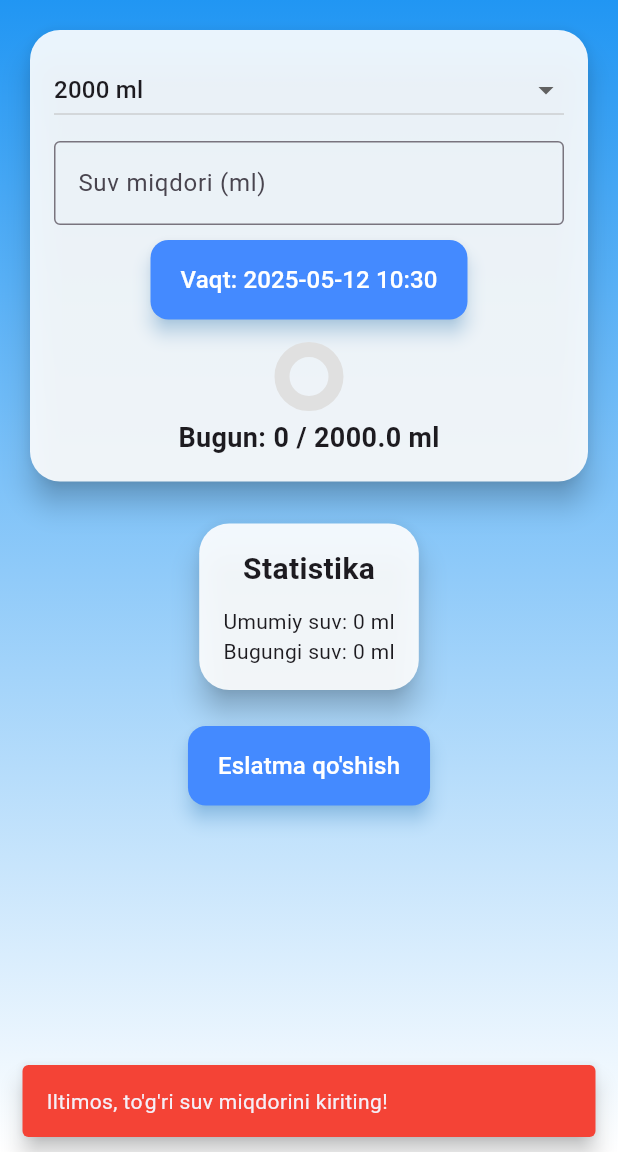
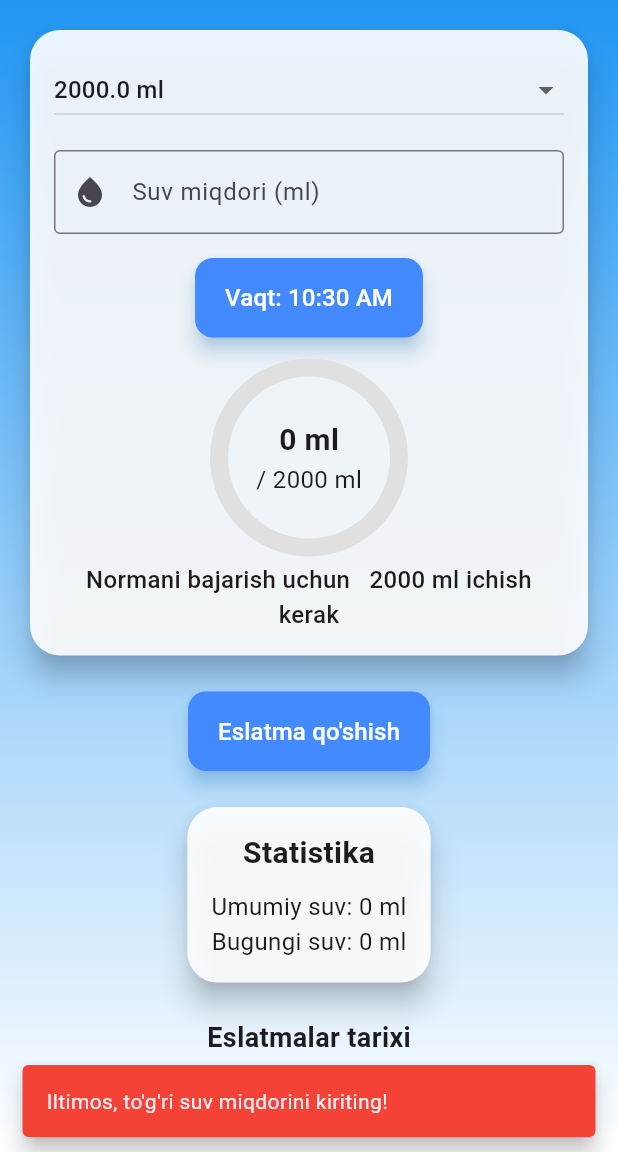
Before and after one commit to Mirzayev/Note_Flutter, a Flutter app: the screen it shows after launch, after a tap on an icon or button, on a phone screen of 412 x 824 dp, the part 84-1236 px from its top. Run offline on Flutter 3.47's test engine with Material 3 defaults, Android fonts, the light colour scheme and no system bars.

Commit message:
second commend

```diff
--- a/lib/main.dart
+++ b/lib/main.dart
@@ -20,7 +20,6 @@ class WaterReminderApp extends StatelessWidget {
               borderRadius: BorderRadius.circular(12),
             ),
             padding: const EdgeInsets.symmetric(horizontal: 20, vertical: 15),
-            // ignore: deprecated_member_use
             shadowColor: Colors.blue.withOpacity(0.5),
             elevation: 5,
           ),
@@ -35,19 +34,15 @@ class WaterReminderPage extends StatefulWidget {
   const WaterReminderPage({super.key});
 
   @override
-  // ignore: library_private_types_in_public_api
   _WaterReminderPageState createState() => _WaterReminderPageState();
 }
 
 class _WaterReminderPageState extends State<WaterReminderPage> {
   final List<Map<String, dynamic>> _reminders = [];
   final TextEditingController _amountController = TextEditingController();
-  final TextEditingController _goalController = TextEditingController(
-    text: '2000',
-  );
   double _dailyGoal = 2000;
-  final List<String> _goalOptions = ['1000', '1500', '2000', '2500', '3000'];
-  DateTime _selectedTime = DateTime.now();
+  final List<double> _goalOptions = [1000, 1500, 2000, 2500, 3000];
+  TimeOfDay _selectedTime = TimeOfDay.now();
 
   void _addReminder() {
     if (_amountController.text.isEmpty ||
@@ -62,13 +57,23 @@ class _WaterReminderPageState extends State<WaterReminderPage> {
       return;
     }
 
+    final now = DateTime.now();
+    final reminderTime = DateTime(
+      now.year,
+      now.month,
+      now.day,
+      _selectedTime.hour,
+      _selectedTime.minute,
+    );
+
     setState(() {
       _reminders.add({
-        'time': _selectedTime,
+        'time': reminderTime,
         'amount': double.parse(_amountController.text),
       });
       _amountController.clear();
     });
+
     ScaffoldMessenger.of(context).showSnackBar(
       const SnackBar(
         content: Text('Eslatma qo\'shildi!'),
@@ -76,15 +81,6 @@ class _WaterReminderPageState extends State<WaterReminderPage> {
         behavior: SnackBarBehavior.floating,
       ),
     );
-  }
-
-  void _updateGoal() {
-    if (_goalController.text.isNotEmpty &&
-        double.tryParse(_goalController.text) != null) {
-      setState(() {
-        _dailyGoal = double.parse(_goalController.text);
-      });
-    }
   }
 
   double _getTotalWater() {
@@ -104,41 +100,37 @@ class _WaterReminderPageState extends State<WaterReminderPage> {
   }
 
   Color _getProgressColor(double progress) {
-    if (progress >= 0.8) return Colors.green;
-    if (progress >= 0.5) return Colors.yellow;
+    if (progress >= 1.0) return Colors.green;
+    if (progress >= 0.7) return Colors.lightGreen;
+    if (progress >= 0.4) return Colors.orange;
     return Colors.red;
   }
 
+  String _getProgressText(double today, double goal) {
+    if (today >= goal) {
+      return 'Normadan ${(today - goal).toStringAsFixed(0)} ml ortiqcha';
+    } else {
+      return 'Normani bajarish uchun   ${(goal - today).toStringAsFixed(0)} ml ichish kerak';
+    }
+  }
+
   Future<void> _selectTime(BuildContext context) async {
-    final DateTime? picked = await showDatePicker(
+    final TimeOfDay? picked = await showTimePicker(
       context: context,
-      initialDate: _selectedTime,
-      firstDate: DateTime.now(),
-      lastDate: DateTime.now().add(const Duration(days: 7)),
+      initialTime: _selectedTime,
     );
     if (picked != null) {
-      final TimeOfDay? time = await showTimePicker(
-        // ignore: use_build_context_synchronously
-        context: context,
-        initialTime: TimeOfDay.fromDateTime(_selectedTime),
-      );
-      if (time != null) {
       setState(() {
-          _selectedTime = DateTime(
-            picked.year,
-            picked.month,
-            picked.day,
-            time.hour,
-            time.minute,
-          );
+        _selectedTime = picked;
       });
-      }
     }
   }
 
   @override
   Widget build(BuildContext context) {
-    double progress = (_getTodayWater() / _dailyGoal).clamp(0.0, 1.0);
+    final todayWater = _getTodayWater();
+    final progress = (todayWater / _dailyGoal).clamp(0.0, 1.0);
+
     return Scaffold(
       appBar: AppBar(
         title: const Text('Suv Ichish Eslatmasi'),
@@ -171,69 +163,95 @@ class _WaterReminderPageState extends State<WaterReminderPage> {
                   shape: RoundedRectangleBorder(
                     borderRadius: BorderRadius.circular(20),
                   ),
-                  // ignore: deprecated_member_use
                   color: Colors.white.withOpacity(0.9),
                   child: Padding(
                     padding: const EdgeInsets.all(16.0),
                     child: Column(
                       children: [
-                        DropdownButton<String>(
-                          value: _goalController.text,
+                        DropdownButton<double>(
+                          value: _dailyGoal,
                           onChanged: (value) {
                             setState(() {
-                              _goalController.text = value!;
-                              _updateGoal();
+                              _dailyGoal = value!;
                             });
                           },
-                          items:
-                              _goalOptions
-                                  .map(
-                                    (goal) => DropdownMenuItem(
+                          items: _goalOptions
+                              .map((goal) => DropdownMenuItem(
                                     value: goal,
                                     child: Text('$goal ml'),
-                                    ),
-                                  )
+                                  ))
                               .toList(),
                           isExpanded: true,
                           hint: const Text('Kunlik maqsad'),
                         ),
-                        const SizedBox(height: 10),
+                        const SizedBox(height: 16),
                         TextField(
                           controller: _amountController,
                           decoration: const InputDecoration(
                             labelText: 'Suv miqdori (ml)',
                             border: OutlineInputBorder(),
+                            prefixIcon: Icon(Icons.water_drop),
                           ),
                           keyboardType: TextInputType.number,
                         ),
-                        const SizedBox(height: 10),
+                        const SizedBox(height: 16),
                         ElevatedButton(
                           onPressed: () => _selectTime(context),
                           child: Text(
-                            'Vaqt: ${_selectedTime.toString().substring(0, 16)}',
+                            'Vaqt: ${_selectedTime.format(context)}',
                             style: const TextStyle(fontSize: 16),
                           ),
                         ),
                         const SizedBox(height: 20),
-                        AnimatedContainer(
-                          duration: const Duration(milliseconds: 500),
+                        Stack(
+                          alignment: Alignment.center,
+                          children: [
+                            SizedBox(
+                              width: 120,
+                              height: 120,
                               child: CircularProgressIndicator(
                                 value: progress,
                                 backgroundColor: Colors.grey[300],
                                 color: _getProgressColor(progress),
-                            strokeWidth: 10,
+                                strokeWidth: 12,
                               ),
+                            ),
+                            Column(
+                              children: [
+                                Text(
+                                  '${todayWater.toStringAsFixed(0)} ml',
+                                  style: const TextStyle(
+                                    fontSize: 20,
+                                    fontWeight: FontWeight.bold,
+                                  ),
+                                ),
+                                Text(
+                                  '/ ${_dailyGoal.toStringAsFixed(0)} ml',
+                                  style: const TextStyle(fontSize: 16),
+                                ),
+                              ],
+                            ),
+                          ],
                         ),
                         const SizedBox(height: 10),
                         Text(
-                          'Bugun: ${_getTodayWater().toStringAsFixed(0)} / $_dailyGoal ml',
+                          _getProgressText(todayWater, _dailyGoal),
                           style: const TextStyle(
-                            fontSize: 18,
-                            fontWeight: FontWeight.bold,
+                            fontSize: 16,
+                            fontWeight: FontWeight.w500,
                           ),
+                          textAlign: TextAlign.center,
                         ),
                       ],
                     ),
+                  ),
+                ),
+                const SizedBox(height: 20),
+                ElevatedButton(
+                  onPressed: _addReminder,
+                  child: const Text(
+                    'Eslatma qo\'shish',
+                    style: TextStyle(fontSize: 16),
                   ),
                 ),
                 const SizedBox(height: 20),
@@ -242,7 +260,6 @@ class _WaterReminderPageState extends State<WaterReminderPage> {
                   shape: RoundedRectangleBorder(
                     borderRadius: BorderRadius.circular(20),
                   ),
-                  // ignore: deprecated_member_use
                   color: Colors.white.withOpacity(0.9),
                   child: Padding(
                     padding: const EdgeInsets.all(16.0),
@@ -258,41 +275,50 @@ class _WaterReminderPageState extends State<WaterReminderPage> {
                         const SizedBox(height: 10),
                         Text(
                           'Umumiy suv: ${_getTotalWater().toStringAsFixed(0)} ml',
+                          style: const TextStyle(fontSize: 16),
                         ),
                         Text(
-                          'Bugungi suv: ${_getTodayWater().toStringAsFixed(0)} ml',
+                          'Bugungi suv: ${todayWater.toStringAsFixed(0)} ml',
+                          style: const TextStyle(fontSize: 16),
                         ),
                       ],
                     ),
                   ),
                 ),
                 const SizedBox(height: 20),
-                ElevatedButton(
-                  onPressed: _addReminder,
-                  child: const Text(
-                    'Eslatma qo\'shish',
-                    style: TextStyle(fontSize: 16),
+                const Text(
+                  'Eslatmalar tarixi',
+                  style: TextStyle(
+                    fontSize: 18,
+                    fontWeight: FontWeight.bold,
                   ),
                 ),
-                const SizedBox(height: 20),
+                const SizedBox(height: 10),
                 SizedBox(
-                  height: 300, // Jurnal uchun cheklangan balandlik
-                  child: ListView.builder(
+                  height: 300,
+                  child: _reminders.isEmpty
+                      ? const Center(
+                          child: Text('Hozircha eslatmalar mavjud emas'),
+                        )
+                      : ListView.builder(
                           itemCount: _reminders.length,
                           itemBuilder: (context, index) {
+                            final reminder = _reminders[index];
                             return Card(
                               margin: const EdgeInsets.symmetric(vertical: 5),
                               shape: RoundedRectangleBorder(
                                 borderRadius: BorderRadius.circular(15),
                               ),
-                        // ignore: deprecated_member_use
                               color: Colors.white.withOpacity(0.85),
                               child: ListTile(
+                                leading: const Icon(Icons.water_drop,
+                                    color: Colors.blue),
                                 title: Text(
-                            '${_reminders[index]['amount'].toStringAsFixed(0)} ml',
+                                  '${reminder['amount'].toStringAsFixed(0)} ml',
+                                  style: const TextStyle(fontWeight: FontWeight.bold),
                                 ),
                                 subtitle: Text(
-                            'Vaqt: ${_reminders[index]['time'].toString().substring(0, 16)}',
+                                  'Vaqt: ${TimeOfDay.fromDateTime(reminder['time']).format(context)}',
                                 ),
                                 trailing: IconButton(
                                   icon: const Icon(Icons.delete, color: Colors.red),
```
Lines whose indentation alone changed are shown as unchanged.
